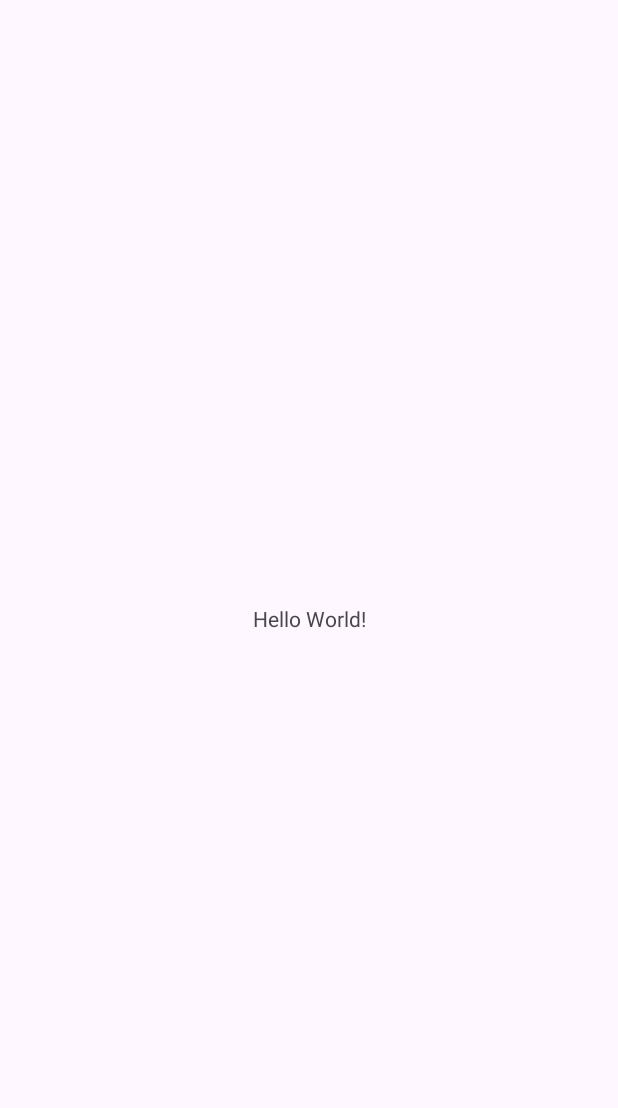
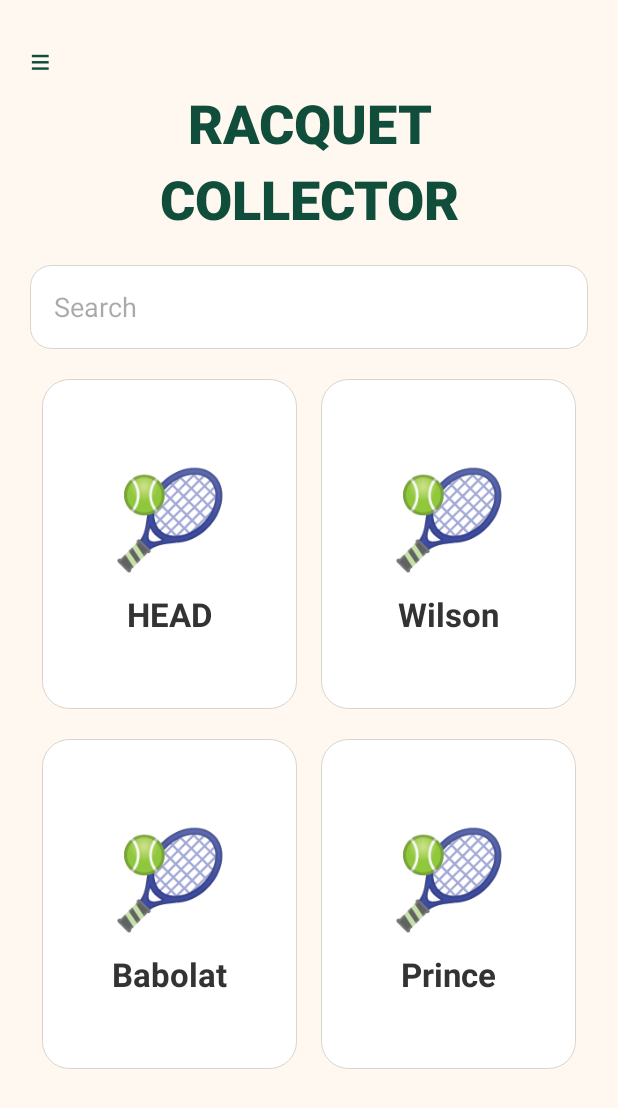
Before and after one commit to filec003/Racquet-Collector, an Android app: the MainActivity screen opened directly, with no data from a screen before it, on a phone screen of 412 x 824 dp. Before the commit the part shown is almost empty. Shown: the top 1108 px of the screen. Run offline under Robolectric (Android 15) with nearby library versions, the light colour scheme and no system bars.

Commit message:
Updated MainActivity.kt it has no working functions yet besides a search bar u can type on but it should be good enough for a starter dummy page

```diff
--- a/app/src/main/java/com/example/racquetcollector/MainActivity.kt
+++ b/app/src/main/java/com/example/racquetcollector/MainActivity.kt
@@ -1,20 +1,180 @@
 package com.example.racquetcollector
 
+import android.graphics.Color
+import android.graphics.Typeface
+import android.graphics.drawable.GradientDrawable
 import android.os.Bundle
+import android.text.InputType
+import android.view.Gravity
+import android.view.View
+import android.view.ViewGroup
+import android.widget.EditText
+import android.widget.LinearLayout
+import android.widget.ScrollView
+import android.widget.TextView
 import androidx.activity.enableEdgeToEdge
 import androidx.appcompat.app.AppCompatActivity
 import androidx.core.view.ViewCompat
 import androidx.core.view.WindowInsetsCompat
 
 class MainActivity : AppCompatActivity() {
+
     override fun onCreate(savedInstanceState: Bundle?) {
         super.onCreate(savedInstanceState)
         enableEdgeToEdge()
-        setContentView(R.layout.activity_main)
-        ViewCompat.setOnApplyWindowInsetsListener(findViewById(R.id.main)) { v, insets ->
-            val systemBars = insets.getInsets(WindowInsetsCompat.Type.systemBars())
-            v.setPadding(systemBars.left, systemBars.top, systemBars.right, systemBars.bottom)
+
+        // Root scroll container
+        val scroll = ScrollView(this).apply {
+            id = View.generateViewId()
+            setBackgroundColor(Color.parseColor("#FFF8F0")) // bg
+            isFillViewport = true
+        }
+
+        // Vertical content column
+        val rootCol = LinearLayout(this).apply {
+            orientation = LinearLayout.VERTICAL
+            setPadding(dp(20), dp(24), dp(20), dp(24))
+            layoutParams = ViewGroup.LayoutParams(
+                ViewGroup.LayoutParams.MATCH_PARENT,
+                ViewGroup.LayoutParams.WRAP_CONTENT
+            )
+        }
+        scroll.addView(rootCol)
+
+        // “Menu” placeholder (just text so we avoid drawable deps)
+        val menu = TextView(this).apply {
+            text = "≡"
+            textSize = 24f
+            setTextColor(Color.parseColor("#104E3B"))
+            layoutParams = LinearLayout.LayoutParams(
+                ViewGroup.LayoutParams.WRAP_CONTENT,
+                ViewGroup.LayoutParams.WRAP_CONTENT
+            )
+        }
+        rootCol.addView(menu)
+
+        // Big two-line title
+        fun titleLabel(txt: String) = TextView(this).apply {
+            text = txt
+            textSize = 36f
+            setTextColor(Color.parseColor("#104E3B"))
+            typeface = Typeface.create("sans-serif-black", Typeface.BOLD)
+            isAllCaps = true
+            gravity = Gravity.CENTER_HORIZONTAL
+            layoutParams = LinearLayout.LayoutParams(
+                ViewGroup.LayoutParams.MATCH_PARENT,
+                ViewGroup.LayoutParams.WRAP_CONTENT
+            ).apply { topMargin = if (txt == "RACQUET") 0 else dp(2) }
+        }
+        rootCol.addView(titleLabel("RACQUET"))
+        rootCol.addView(titleLabel("COLLECTOR"))
+
+        // Fake search box
+        val searchBg = rounded(bg = Color.WHITE, stroke = Color.parseColor("#D9D4CC"))
+        val search = EditText(this).apply {
+            hint = "Search"
+            inputType = InputType.TYPE_CLASS_TEXT
+            background = searchBg
+            setPadding(dp(16), dp(14), dp(16), dp(14))
+            layoutParams = LinearLayout.LayoutParams(
+                ViewGroup.LayoutParams.MATCH_PARENT,
+                dp(56)
+            ).apply { topMargin = dp(20) }
+        }
+        rootCol.addView(search)
+
+        // 2x2 grid made from two horizontal rows
+        fun brandCard(label: String, tintHex: String): View {
+            val cardBg = rounded(bg = Color.WHITE, stroke = Color.parseColor("#D9D4CC"), radius = 18f)
+            return LinearLayout(this).apply {
+                orientation = LinearLayout.VERTICAL
+                gravity = Gravity.CENTER
+                background = cardBg
+                layoutParams = LinearLayout.LayoutParams(0, dp(220), 1f).apply {
+                    marginStart = dp(8); marginEnd = dp(8); topMargin = dp(8)
+                }
+
+                // Emoji “icon” (no drawables needed)
+                val icon = TextView(this@MainActivity).apply {
+                    text = "🎾"
+                    textSize = 64f
+                    setTextColor(Color.parseColor(tintHex))
+                    gravity = Gravity.CENTER
+                    layoutParams = LinearLayout.LayoutParams(
+                        ViewGroup.LayoutParams.WRAP_CONTENT,
+                        ViewGroup.LayoutParams.WRAP_CONTENT
+                    )
+                }
+                addView(icon)
+
+                val name = TextView(this@MainActivity).apply {
+                    text = label
+                    textSize = 22f
+                    setTypeface(typeface, Typeface.BOLD)
+                    setTextColor(Color.parseColor("#333333"))
+                    layoutParams = LinearLayout.LayoutParams(
+                        ViewGroup.LayoutParams.WRAP_CONTENT,
+                        ViewGroup.LayoutParams.WRAP_CONTENT
+                    ).apply { topMargin = dp(8) }
+                }
+                addView(name)
+            }
+        }
+
+        fun rowOf(vararg views: View): View {
+            return LinearLayout(this).apply {
+                orientation = LinearLayout.HORIZONTAL
+                layoutParams = LinearLayout.LayoutParams(
+                    ViewGroup.LayoutParams.MATCH_PARENT,
+                    ViewGroup.LayoutParams.WRAP_CONTENT
+                ).apply { topMargin = dp(12) }
+                views.forEach { addView(it) }
+            }
+        }
+
+        // Colors for each brand tint
+        val head = "#F15A29"
+        val wilson = "#1F7A4D"
+        val babolat = "#F5A623"
+        val prince = "#2A72B5"
+
+        rootCol.addView(
+            rowOf(
+                brandCard("HEAD", head),
+                brandCard("Wilson", wilson)
+            )
+        )
+        rootCol.addView(
+            rowOf(
+                brandCard("Babolat", babolat),
+                brandCard("Prince", prince)
+            )
+        )
+
+        setContentView(scroll)
+
+        // Edge-to-edge insets padding on the programmatic root
+        ViewCompat.setOnApplyWindowInsetsListener(scroll) { v, insets ->
+            val sys = insets.getInsets(WindowInsetsCompat.Type.systemBars())
+            v.setPadding(sys.left, sys.top, sys.right, sys.bottom)
             insets
         }
     }
+
+    private fun dp(v: Int): Int =
+        (v * resources.displayMetrics.density).toInt()
+
+    private fun rounded(
+        bg: Int,
+        stroke: Int,
+        radius: Float = 14f,
+        strokeWidthDp: Int = 1
+    ): GradientDrawable {
+        return GradientDrawable().apply {
+            shape = GradientDrawable.RECTANGLE
+            cornerRadius = dp(radius.toInt()).toFloat()
+            setColor(bg)
+            setStroke(dp(strokeWidthDp), stroke)
+        }
+    }
 }
```
